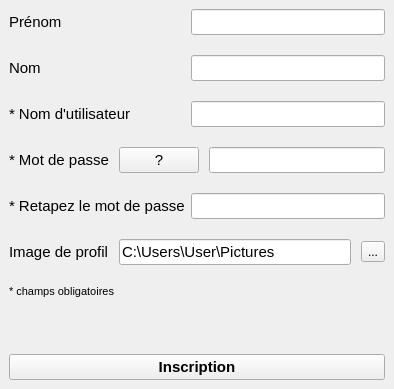
Old version of the form User/viewInscription.ui in the repository edri/ProjetChat2015.
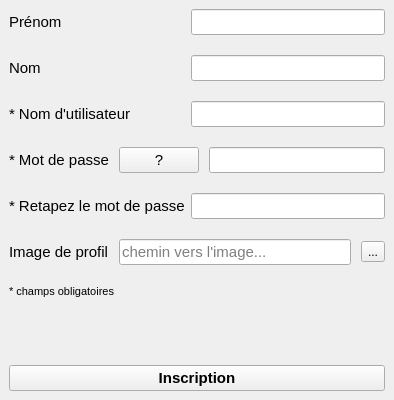
New version of the form.

Commit message: Amélioration de viewInscription: -la validité d'un avatar est contrôlée en construisant une QImage de test -le champ ne contient rien de base (aucune image) et seulement un placeholder -l'exploration des fichiers images se place par défaut dans le dossier images de l'utilisateur -les extensions images sont autorisées ou tous les fichiers

The edit to the form file:
```diff
--- a/User/viewInscription.ui
+++ b/User/viewInscription.ui
@@ -7,7 +7,7 @@
     <x>0</x>
     <y>0</y>
     <width>394</width>
-    <height>389</height>
+    <height>400</height>
    </rect>
   </property>
   <property name="windowTitle">
@@ -208,7 +208,10 @@
            </font>
           </property>
           <property name="text">
-           <string>C:\Users\User\Pictures</string>
+           <string/>
+          </property>
+          <property name="placeholderText">
+           <string>chemin vers l'image...</string>
           </property>
          </widget>
         </item>
```
Left out of the diff: 2 changed lines with no effect on the pictures. The commit also changes 4 other files.
